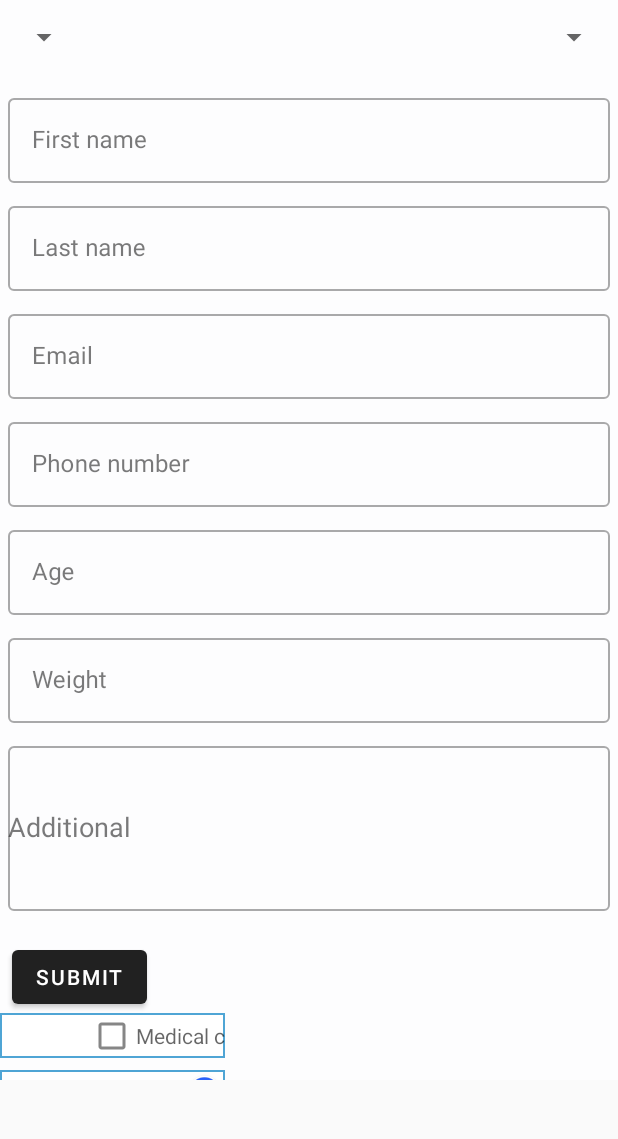
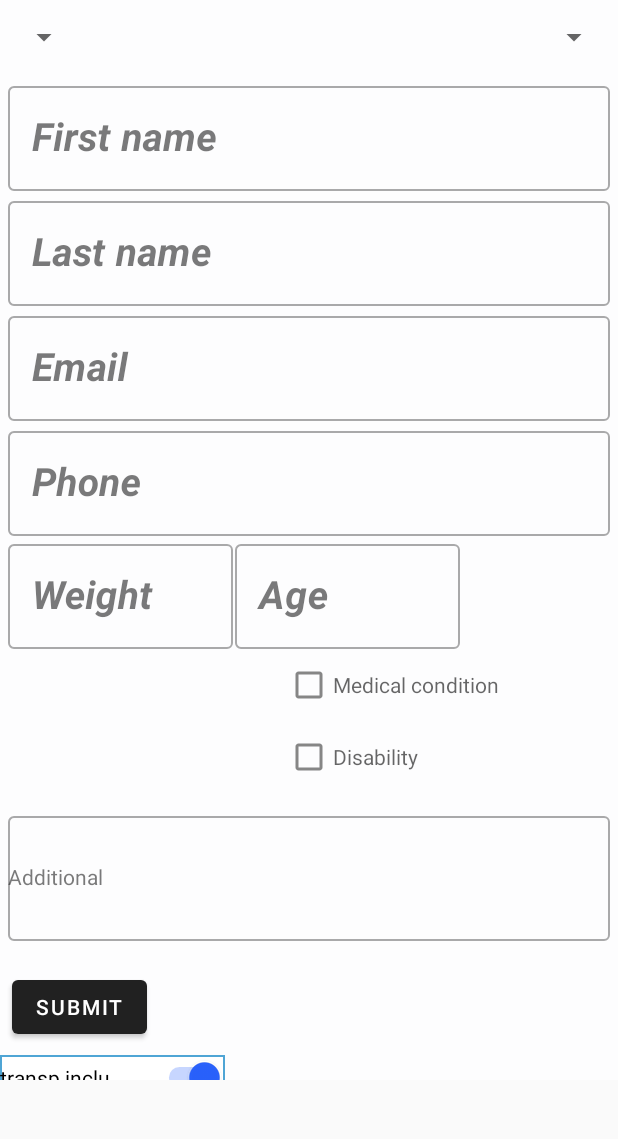
Before and after one commit to nigelfrith/Paratrax_rv3, an Android app: the fragment Quick_Log_Fragment placed in its activity, after a tap on "paratrax", on a phone screen of 412 x 824 dp, the part 84-1223 px from its top. Run offline under Robolectric (Android 15) with nearby library versions, the phone set to English and light mode, and no system bars; our stand-ins replace Firebase (no records; nobody signed in at launch, a user with empty details on screens opened directly); libraries missing offline, so code that uses them is left out: com.jaredrummler.materialspinner; plain views replace MaterialSpinner; 7 statements that could not run were skipped.

Commit message:
commit 5

```diff
--- a/src/main/java/com/altitude/paratrax/Classes/Quick_Log.java
+++ b/src/main/java/com/altitude/paratrax/Classes/Quick_Log.java
@@ -12,15 +12,38 @@ public class Quick_Log {
     private String email;
     private String phone;
     private String additional;
+    private boolean hasMedical;
+    private boolean hasDisability;
     private String mUserId;
     private String dateTime;
 
-    public Quick_Log() {
+    public Quick_Log() {}
+
+    public boolean isHasMedical() {
+        return hasMedical;
     }
+    public void setHasMedical(boolean hasMedical) {
+        hasMedical = hasMedical;
+    }
+
+    public boolean isHasDisability() {
+        return hasDisability;
+    }
+    public void setHasDisability(boolean hasDisability) {
+        hasDisability = hasDisability;
+    }
+
+    public String getDateTime() {
+        return dateTime;
+    }
+    public void setDateTime(String dateTime) {
+        this.dateTime = dateTime;
+    }
+
+
     public String getFname() {
         return fname;
     }
-
     public void setFname(String fname) {
         this.fname = fname;
     }
@@ -28,23 +51,14 @@ public class Quick_Log {
     public String getLname() {
         return lname;
     }
-
     public void setLname(String lname) {
         this.lname = lname;
     }
 
 
-    public String getdateTime() {
-        return dateTime;
-    }
-
-    public void setdateTime(String weight) {
-        this.dateTime = dateTime;
-    }
     public String getWeight() {
         return weight;
     }
-
     public void setWeight(String weight) {
         this.weight = weight;
     }
@@ -52,7 +66,6 @@ public class Quick_Log {
     public String getAge() {
         return age;
     }
-
     public void setAge(String age) {
         this.age = age;
     }
@@ -60,7 +73,6 @@ public class Quick_Log {
     public String getEmail() {
         return email;
     }
-
     public void setEmail(String email) {
         this.email = email;
     }
@@ -68,7 +80,6 @@ public class Quick_Log {
     public String getPhone() {
         return phone;
     }
-
     public void setPhone(String phone) {
         this.phone = phone;
     }
@@ -87,7 +98,9 @@ public class Quick_Log {
         this.mUserId = mUserId;
     }
 
-    public Quick_Log(String fname, String lname, String weight, String age, String email, String phone, String additional, String mUserId, String dateTime) {
+    public Quick_Log(String fname, String lname, String weight, String age,
+                     String email, String phone, String additional,
+                     boolean hasMedical, boolean hasDisability, String mUserId, String dateTime) {
         this.fname = fname;
         this.lname = lname;
         this.weight = weight;
@@ -95,6 +108,8 @@ public class Quick_Log {
         this.email = email;
         this.phone = phone;
         this.additional = additional;
+        this.hasMedical = hasMedical;
+        this.hasDisability = hasDisability;
         this.mUserId = mUserId;
         this.dateTime = dateTime;
     }
--- a/src/main/java/com/altitude/paratrax/Fragments/Quick_Log_Fragment.java
+++ b/src/main/java/com/altitude/paratrax/Fragments/Quick_Log_Fragment.java
@@ -60,7 +60,7 @@ public class Quick_Log_Fragment extends Fragment {
     ArrayAdapter<CharSequence> adapter;
 
     private EditText txt_fname, txt_lname, txt_weight, txt_pax_age, txt_email, txt_phone, txt_additional;
-    private CheckBox chk_medical;  //, chk_pics, chk_sherpa, chk_transport, chk_sd_given;
+    private CheckBox chk_medical, chk_disability; //, chk_pics, chk_sherpa, chk_transport, chk_sd_given;
     private Switch chk_pics, chk_sherpa, chk_transport, chk_sd_given;
     private Button btn_Quick_Log_Post;
     private Spinner comp_spinner, loc_spinner;
@@ -145,6 +145,7 @@ public class Quick_Log_Fragment extends Fragment {
         txt_phone = (EditText) view.findViewById(R.id.txt_phone);
         txt_additional = (EditText) view.findViewById(R.id.txt_additional);
         chk_medical = (CheckBox) view.findViewById(R.id.chk_medical);
+        chk_disability = (CheckBox) view.findViewById(R.id.chk_disability);
         chk_pics = (Switch) view.findViewById(R.id.chk_pics);
         chk_sherpa = (Switch) view.findViewById(R.id.chk_sherpa);
         chk_transport = (Switch) view.findViewById(R.id.chk_transport);
@@ -209,18 +210,24 @@ public class Quick_Log_Fragment extends Fragment {
         String age = txt_pax_age.getText().toString();
         String email = txt_email.getText().toString();
         String phone = txt_phone.getText().toString();
+
+        boolean hasMedical = chk_medical.isChecked();
+        boolean hasDisability = chk_disability.isAccessibilityFocused();
+
         String additional = txt_additional.getText().toString();
+
+
         Long tsLong = System.currentTimeMillis() / 1000;
         String dateTime = tsLong.toString();
 
-        Quick_Log Quick_Log = new Quick_Log(fname, lname, weight, age, email, phone, additional, mUserId, dateTime);
+        Quick_Log Quick_Log = new Quick_Log(fname, lname, weight, age, email, phone, additional, hasMedical, hasDisability, mUserId, dateTime);
 
         //adding the below !=0 to prevent blank entries. needed for update and delete
         //but not sure that shouldnt be done on layout logic..think that should be the case.
         if (fname.length() != 0 && lname.length() != 0) {
 
             //databaseReference.push().setValue(Quick_Log); //create unique id for content
-            databaseReference.child("Quick_log").push().setValue(Quick_Log, new DatabaseReference.CompletionListener() {
+            databaseReference.child("Quick_log").child(mUserId).push().setValue(Quick_Log, new DatabaseReference.CompletionListener() {
                 @Override
                 public void onComplete(@Nullable DatabaseError databaseError, @NonNull DatabaseReference databaseReference) {
 
--- a/src/main/res/layout/fragment_quick__log.xml
+++ b/src/main/res/layout/fragment_quick__log.xml
@@ -70,16 +70,23 @@
                 android:layout_height="wrap_content"
                 android:layout_marginStart="5dp"
                 android:layout_marginEnd="5dp"
-                android:layout_marginTop="10dp"
+                android:layout_marginTop="2dp"
                 android:hint="@string/txt_fname"
                 android:nextFocusDown="@+id/txt_lname2"
                 android:nextFocusForward="@+id/txt_lname">
+
                 <com.google.android.material.textfield.TextInputEditText
                     android:id="@+id/txt_fname"
                     android:layout_width="match_parent"
                     android:layout_height="wrap_content"
+                    android:autoSizeMaxTextSize="50dp"
+                    android:fadingEdge="horizontal|vertical"
+                    android:fontFamily="Roboto-LightItalic"
                     android:inputType="textPersonName"
-                    android:maxLines="1" />
+                    android:maxLines="1"
+                    android:textSize="26dp"
+                    android:textStyle="bold|italic"
+                    android:typeface="monospace" />
             </com.google.android.material.textfield.TextInputLayout>
 
 
@@ -90,7 +97,7 @@
                 android:layout_height="wrap_content"
                 android:layout_marginStart="5dp"
                 android:layout_marginEnd="5dp"
-                android:layout_marginTop="10dp"
+                android:layout_marginTop="1dp"
                 android:hint="@string/txt_lname"
                 android:nextFocusDown="@+id/txt_email"
                 android:nextFocusForward="@+id/txt_email">
@@ -98,8 +105,15 @@
                     android:id="@+id/txt_lname"
                     android:layout_width="match_parent"
                     android:layout_height="wrap_content"
+                    android:autoSizeMaxTextSize="50dp"
+                    android:fadingEdge="horizontal|vertical"
+                    android:fontFamily="Roboto-LightItalic"
+                    android:textSize="26dp"
+                    android:textStyle="bold|italic"
+                    android:typeface="monospace"
                     android:inputType="textPersonName"
-                    android:maxLines="1" />
+                    android:maxLines="1"
+                   />
             </com.google.android.material.textfield.TextInputLayout>
 
 
@@ -110,7 +124,7 @@
                 android:layout_height="wrap_content"
                 android:layout_marginStart="5dp"
                 android:layout_marginEnd="5dp"
-                android:layout_marginTop="10dp"
+                android:layout_marginTop="1dp"
                 android:hint="@string/txt_email"
                 android:nextFocusDown="@+id/txt_phone"
                 android:nextFocusForward="@+id/txt_phone">
@@ -118,6 +132,12 @@
                     android:id="@+id/txt_email"
                     android:layout_width="match_parent"
                     android:layout_height="wrap_content"
+                    android:autoSizeMaxTextSize="50dp"
+                    android:fadingEdge="horizontal|vertical"
+                    android:fontFamily="Roboto-LightItalic"
+                    android:textSize="26dp"
+                    android:textStyle="bold|italic"
+                    android:typeface="monospace"
                     android:inputType="textEmailAddress"
                     android:maxLines="1" />
             </com.google.android.material.textfield.TextInputLayout>
@@ -130,7 +150,7 @@
                 android:layout_height="wrap_content"
                 android:layout_marginStart="5dp"
                 android:layout_marginEnd="5dp"
-                android:layout_marginTop="10dp"
+                android:layout_marginTop="1dp"
                 android:hint="@string/txt_phone"
                 android:nextFocusDown="@+id/txt_pax_age"
                 android:nextFocusForward="@+id/txt_pax_age">
@@ -139,51 +159,101 @@
                     android:id="@+id/txt_phone"
                     android:layout_width="match_parent"
                     android:layout_height="wrap_content"
+                    android:autoSizeMaxTextSize="50dp"
+                    android:fadingEdge="horizontal|vertical"
+                    android:fontFamily="Roboto-LightItalic"
+                    android:textSize="26dp"
+                    android:textStyle="bold|italic"
+                    android:typeface="monospace"
                     android:inputType="number"
-                    android:maxLines="1" />
-            </com.google.android.material.textfield.TextInputLayout>
-
-
-            <com.google.android.material.textfield.TextInputLayout
-                style="@style/Widget.MaterialComponents.TextInputLayout.OutlinedBox"
-                android:layout_width="match_parent"
-                android:layout_height="wrap_content"
-                android:layout_marginStart="5dp"
-                android:layout_marginEnd="5dp"
-                android:layout_marginTop="10dp"
-                android:hint="@string/txt_age"
-                android:nextFocusDown="@+id/txt_weight"
-                android:nextFocusForward="@+id/txt_weight">
-                <com.google.android.material.textfield.TextInputEditText
-                    android:id="@+id/txt_pax_age"
-                    android:layout_width="match_parent"
-                    android:layout_height="wrap_content"
-                    android:inputType="number"
-                    android:maxLength="3"
                     android:maxLines="1" />
             </com.google.android.material.textfield.TextInputLayout>
 
 
 
 
-            <com.google.android.material.textfield.TextInputLayout
-                style="@style/Widget.MaterialComponents.TextInputLayout.OutlinedBox"
+<androidx.constraintlayout.widget.ConstraintLayout
     android:layout_width="match_parent"
     android:layout_height="wrap_content"
+    >
+
+    <com.google.android.material.textfield.TextInputLayout
+        android:id="@+id/textInputLayout"
+        style="@style/Widget.MaterialComponents.TextInputLayout.OutlinedBox"
+        android:layout_width="wrap_content"
+        android:layout_height="wrap_content"
+        android:layout_marginStart="1dp"
+        android:hint="@string/txt_age"
+        android:nextFocusDown="@+id/txt_weight"
+        android:nextFocusForward="@+id/txt_weight"
+        app:layout_constraintBottom_toBottomOf="parent"
+        app:layout_constraintStart_toEndOf="@+id/textInputLayout2"
+        app:layout_constraintTop_toTopOf="parent">
+
+        <com.google.android.material.textfield.TextInputEditText
+            android:id="@+id/txt_pax_age"
+            android:layout_width="150dp"
+            android:layout_height="wrap_content"
+            android:autoSizeMaxTextSize="50dp"
+            android:fadingEdge="horizontal|vertical"
+            android:fontFamily="Roboto-LightItalic"
+            android:inputType="number"
+            android:maxLength="3"
+            android:maxLines="1"
+            android:textSize="26dp"
+            android:textStyle="bold|italic"
+            android:typeface="monospace" />
+    </com.google.android.material.textfield.TextInputLayout>
+
+    <com.google.android.material.textfield.TextInputLayout
+        android:id="@+id/textInputLayout2"
+        style="@style/Widget.MaterialComponents.TextInputLayout.OutlinedBox"
+        android:layout_width="wrap_content"
+        android:layout_height="wrap_content"
         android:layout_marginStart="5dp"
-                android:layout_marginTop="10dp"
-                android:layout_marginEnd="5dp"
         android:hint="@string/txt_weight"
-                android:nextFocusDown="@+id/txt_weight"
-                android:nextFocusForward="@+id/txt_weight">
+        android:nextFocusDown="@+id/txt_additional"
+        android:nextFocusForward="@+id/txt_additional"
+        app:layout_constraintBottom_toBottomOf="parent"
+        app:layout_constraintStart_toStartOf="parent"
+        app:layout_constraintTop_toTopOf="parent">
+
         <com.google.android.material.textfield.TextInputEditText
             android:id="@+id/txt_weight"
+            android:layout_width="150dp"
+            android:layout_height="wrap_content"
+            android:autoSizeMaxTextSize="50dp"
+            android:fadingEdge="horizontal|vertical"
+            android:fontFamily="Roboto-LightItalic"
+            android:inputType="number"
+            android:maxLength="3"
+            android:maxLines="1"
+            android:textSize="26dp"
+            android:textStyle="bold|italic"
+            android:typeface="monospace" />
+    </com.google.android.material.textfield.TextInputLayout>
+
+</androidx.constraintlayout.widget.ConstraintLayout>
+
+
+
+
+
+
+            <com.google.android.material.checkbox.MaterialCheckBox
+                android:id="@+id/chk_medical"
                 android:layout_width="match_parent"
                 android:layout_height="wrap_content"
-                    android:inputType="number"
-                    android:maxLength="3"
-                    android:maxLines="1" />
-            </com.google.android.material.textfield.TextInputLayout>
+                android:focusable="auto"
+                android:hint="Medical condition">
+            </com.google.android.material.checkbox.MaterialCheckBox>
+            <com.google.android.material.checkbox.MaterialCheckBox
+                android:id="@+id/chk_disability"
+                android:layout_width="match_parent"
+                android:layout_height="wrap_content"
+                android:focusable="auto"
+                android:hint="Disability">
+            </com.google.android.material.checkbox.MaterialCheckBox>
 
             <com.google.android.material.textfield.TextInputLayout
                 style="@style/Widget.MaterialComponents.TextInputLayout.OutlinedBox"
@@ -194,11 +264,13 @@
                 android:layout_marginEnd="5dp"
                 android:hint="@string/txt_additional"
                 android:textAlignment="textStart">
+
                 <MultiAutoCompleteTextView
                     android:id="@+id/txt_additional"
                     android:layout_width="match_parent"
                     android:layout_height="match_parent"
-                    android:lines="5"></MultiAutoCompleteTextView>
+                    android:lines="5"
+                    android:textSize="14sp"></MultiAutoCompleteTextView>
 
             </com.google.android.material.textfield.TextInputLayout>
 
@@ -206,8 +278,14 @@
 
 
 
-
-
+<!--            <CheckBox-->
+<!--                android:id="@+id/chk_medical"-->
+<!--                android:layout_width="150dp"-->
+<!--                android:layout_height="30dp"-->
+<!--                android:background="@drawable/rectangle_back"-->
+<!--                android:focusable="auto"-->
+<!--                android:hint="Medical condition"-->
+<!--                />-->
 
 
 
@@ -231,14 +309,6 @@
                 android:text="Submit"
            />
 
-            <CheckBox
-                android:id="@+id/chk_medical"
-                android:layout_width="150dp"
-                android:layout_height="30dp"
-                android:background="@drawable/rectangle_back"
-                android:focusable="auto"
-                android:hint="Medical condition"
-            />
 
 
 
--- a/src/main/res/values/strings.xml
+++ b/src/main/res/values/strings.xml
@@ -151,7 +151,7 @@
     <string name="txt_fname">First name</string>
      <string name="txt_lname">Last name</string>
      <string name="txt_email">Email</string>
-     <string name="txt_phone">Phone number</string>
+     <string name="txt_phone">Phone</string>
      <string name="txt_age">Age</string>
      <string name="txt_weight">Weight</string>
     <string name="txt_additional">Additional</string>
```
Lines whose indentation alone changed are shown as unchanged.
